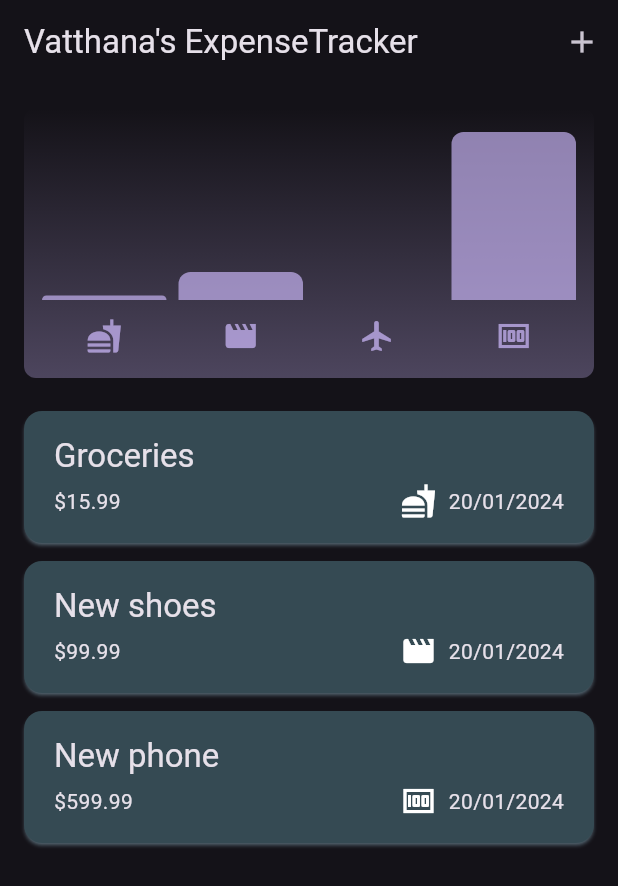
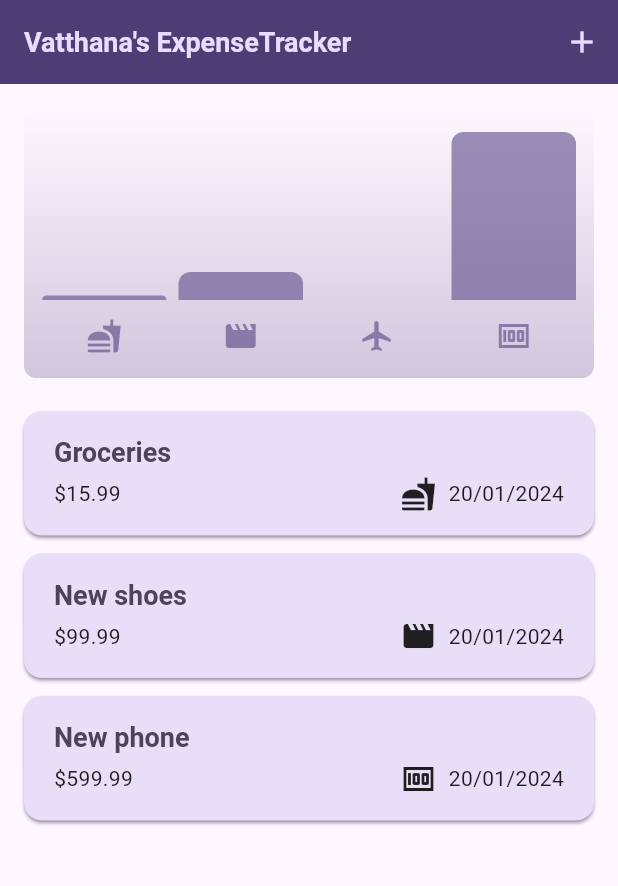
Before and after one commit to VatthanaB/Flutter-expense_tracker, a Flutter app: the screen it shows after launch, on a phone screen of 412 x 824 dp. Shown: the top 886 px of the screen. Run offline on Flutter 3.47's test engine with Material 3 defaults, Android fonts, the phone set to English and light mode, and no system bars; our stand-ins replace device_preview.

Commit message:
Update firebase.json and main.dart

```diff
--- a/lib/main.dart
+++ b/lib/main.dart
@@ -57,7 +57,7 @@ class MyApp extends StatelessWidget {
                   color: kColorScheme.onSecondaryContainer,
                 ),
               )),
-      themeMode: ThemeMode.dark,
+      // themeMode: ThemeMode.dark,
       home: const Expenses(),
     );
   }
```
Also changed, not shown: firebase.json, 1 other file.
